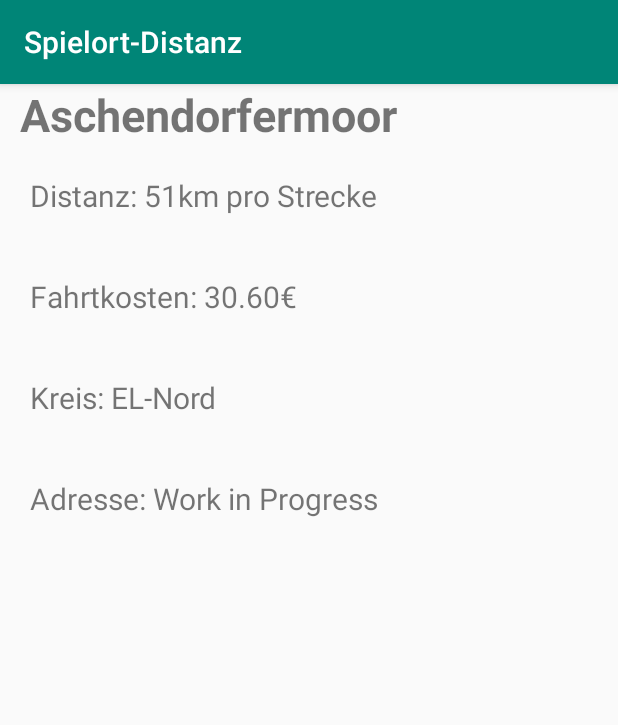
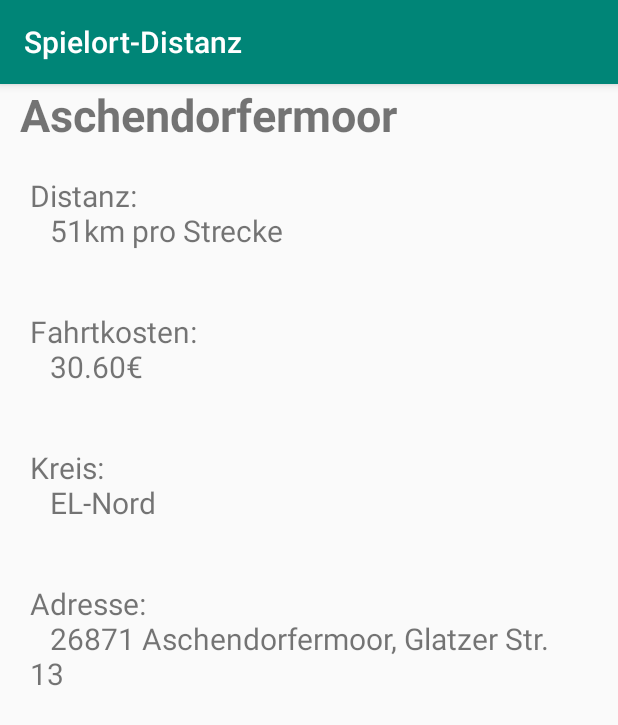
Before and after one commit to Fasde/DistanceApp, an Android app: the screen it shows after launch (SpielortDetailActivity), after a tap on "Aschendorfermoor", on a phone screen of 412 x 824 dp. Shown: the top 725 px of the screen. Run offline under Robolectric (Android 15) with nearby library versions, the phone set to English and light mode, and no system bars.

Commit message:
DistanceApp v1.6 Added Adresse to Spielort, also added it to DetailView

```diff
--- a/app/src/main/java/fasde/android/distanceapp/Spielort.java
+++ b/app/src/main/java/fasde/android/distanceapp/Spielort.java
@@ -11,12 +11,21 @@ public class Spielort {
     private int distanz;
     private BigDecimal kosten;
     private Kreis kreis;
+    private String adresse;
 
     public Spielort(String spielort, int distanz, Kreis kreis) {
         this.spielort = spielort;
         this.distanz = distanz;
         this.kosten = new BigDecimal(distanz * 0.30 * 2).setScale(2, RoundingMode.HALF_DOWN);
         this.kreis = kreis;
+    }
+
+    public Spielort(String spielort, int distanz, Kreis kreis, String adresse) {
+        this.spielort = spielort;
+        this.distanz = distanz;
+        this.kosten = new BigDecimal(distanz * 0.30 * 2).setScale(2, RoundingMode.HALF_DOWN);
+        this.kreis = kreis;
+        this.adresse = adresse;
     }
 
     public String getSpielort() {
@@ -35,6 +44,10 @@ public class Spielort {
         return kreis;
     }
 
+    public String getAdresse() {
+        return adresse;
+    }
+
     public static List<Spielort> gottaListEmAll() {
         List<Spielort> allPlaces = new ArrayList<>();
         allPlaces.addAll(emslandNord());
@@ -49,129 +62,129 @@ public class Spielort {
 
     public static List<Spielort> emslandNord() {
         List<Spielort> emslandNord = new ArrayList<>();
-        emslandNord.add(new Spielort("Ahlen-Steinbild", 33, Kreis.EL_NORD));
-        emslandNord.add(new Spielort("Aschendorf", 47, Kreis.EL_NORD));
-        emslandNord.add(new Spielort("Aschendorfermoor", 51, Kreis.EL_NORD));
-        emslandNord.add(new Spielort("Bockholte", 47, Kreis.EL_NORD));
-        emslandNord.add(new Spielort("Bockhorst", 57, Kreis.EL_NORD));
-        emslandNord.add(new Spielort("Breddenberg", 49, Kreis.EL_NORD));
-        emslandNord.add(new Spielort("Brual", 48, Kreis.EL_NORD));
-        emslandNord.add(new Spielort("Börger", 41, Kreis.EL_NORD));
-        emslandNord.add(new Spielort("Dersum", 33, Kreis.EL_NORD));
-        emslandNord.add(new Spielort("Dörpen", 34, Kreis.EL_NORD));
-        emslandNord.add(new Spielort("Eisten-Hüven", 42, Kreis.EL_NORD));
-        emslandNord.add(new Spielort("Esterwegen", 60, Kreis.EL_NORD));
-        emslandNord.add(new Spielort("Fresenburg", 29, Kreis.EL_NORD));
-        emslandNord.add(new Spielort("Heede", 36, Kreis.EL_NORD));
-        emslandNord.add(new Spielort("Herbrum", 51, Kreis.EL_NORD));
-        emslandNord.add(new Spielort("Hilkenbrook", 65, Kreis.EL_NORD));
-        emslandNord.add(new Spielort("Lahn", 44, Kreis.EL_NORD));
-        emslandNord.add(new Spielort("Langen (Lathen)", 25, Kreis.EL_NORD));
-        emslandNord.add(new Spielort("Lathen", 27, Kreis.EL_NORD));
-        emslandNord.add(new Spielort("Lathen-Wahn", 24, Kreis.EL_NORD));
-        emslandNord.add(new Spielort("Lehe", 37, Kreis.EL_NORD));
-        emslandNord.add(new Spielort("Lorup", 49, Kreis.EL_NORD));
-        emslandNord.add(new Spielort("Neubörger", 38, Kreis.EL_NORD));
-        emslandNord.add(new Spielort("Neulangen", 19, Kreis.EL_NORD));
-        emslandNord.add(new Spielort("Neulehe", 42, Kreis.EL_NORD));
-        emslandNord.add(new Spielort("Neurhede", 47, Kreis.EL_NORD));
-        emslandNord.add(new Spielort("Ostenwalde", 41, Kreis.EL_NORD));
-        emslandNord.add(new Spielort("Papenburg", 58, Kreis.EL_NORD));
-        emslandNord.add(new Spielort("Rastdorf", 51, Kreis.EL_NORD));
-        emslandNord.add(new Spielort("Renkenberge", 31, Kreis.EL_NORD));
-        emslandNord.add(new Spielort("Rhede", 44, Kreis.EL_NORD));
-        emslandNord.add(new Spielort("Spahnharrenstätte", 42, Kreis.EL_NORD));
-        emslandNord.add(new Spielort("Surwold", 49, Kreis.EL_NORD));
-        emslandNord.add(new Spielort("Sögel", 36, Kreis.EL_NORD));
-        emslandNord.add(new Spielort("Vrees", 56, Kreis.EL_NORD));
-        emslandNord.add(new Spielort("Walchum-Hasselbrock", 29, Kreis.EL_NORD));
-        emslandNord.add(new Spielort("Wehm", 48, Kreis.EL_NORD));
-        emslandNord.add(new Spielort("Werlte", 47, Kreis.EL_NORD));
-        emslandNord.add(new Spielort("Werpeloh", 37, Kreis.EL_NORD));
-        emslandNord.add(new Spielort("Wieste", 49, Kreis.EL_NORD));
-        emslandNord.add(new Spielort("Wippingen", 32, Kreis.EL_NORD));
+        emslandNord.add(new Spielort("Ahlen-Steinbild", 33, Kreis.EL_NORD, "26892 Kluse, Ahornstraße 13"));
+        emslandNord.add(new Spielort("Aschendorf", 47, Kreis.EL_NORD, "26871 Papenburg Emdener Str. 36"));
+        emslandNord.add(new Spielort("Aschendorfermoor", 51, Kreis.EL_NORD, "26871 Aschendorfermoor, Glatzer Str. 13"));
+        emslandNord.add(new Spielort("Bockholte", 47, Kreis.EL_NORD, "49757 Werlte, Westerkamp 16"));
+        emslandNord.add(new Spielort("Bockhorst", 57, Kreis.EL_NORD, "26897 Bockhorst, Am Sportplatz 22"));
+        emslandNord.add(new Spielort("Breddenberg", 49, Kreis.EL_NORD, "26897 Breddenberg, Wachtelweg 23"));
+        emslandNord.add(new Spielort("Brual", 48, Kreis.EL_NORD, "26899 Rhede, Deichstraße 1"));
+        emslandNord.add(new Spielort("Börger", 41, Kreis.EL_NORD, "26904 Börger, Waldstraße 58"));
+        emslandNord.add(new Spielort("Dersum", 33, Kreis.EL_NORD, "26906 Dersum, Dorfstraße 38"));
+        emslandNord.add(new Spielort("Dörpen", 34, Kreis.EL_NORD, "26892 Dorpen, Am Sportpark 14"));
+        emslandNord.add(new Spielort("Eisten-Hüven", 42, Kreis.EL_NORD, "49751 Hüven, Zum Kienmoor"));
+        emslandNord.add(new Spielort("Esterwegen", 60, Kreis.EL_NORD, "26897 Esterwegen, Am Sportpark 1"));
+        emslandNord.add(new Spielort("Fresenburg", 29, Kreis.EL_NORD, "49762 Fresenburg, Juister Weg 4"));
+        emslandNord.add(new Spielort("Heede", 36, Kreis.EL_NORD, "26892 Heede, Kirchstr. 22"));
+        emslandNord.add(new Spielort("Herbrum", 51, Kreis.EL_NORD, "26871 Papenburg, Herzogstraße"));
+        emslandNord.add(new Spielort("Hilkenbrook", 65, Kreis.EL_NORD, "26897 Hilkenbrook, Esterweger Weg 9"));
+        emslandNord.add(new Spielort("Lahn", 44, Kreis.EL_NORD, "49757 Lahn, Rosenstraße 5"));
+        emslandNord.add(new Spielort("Langen (Lathen)", 25, Kreis.EL_NORD, "49779 Niederlangen, Schulstraße 13"));
+        emslandNord.add(new Spielort("Lathen", 27, Kreis.EL_NORD, "49762 Lathen, Meppener Str. 25"));
+        emslandNord.add(new Spielort("Lathen-Wahn", 24, Kreis.EL_NORD, "49762 Lathen, Ahornstraße"));
+        emslandNord.add(new Spielort("Lehe", 37, Kreis.EL_NORD, "26892 Lehe, Neuleherstr."));
+        emslandNord.add(new Spielort("Lorup", 49, Kreis.EL_NORD, "26901 Lorup, Breddenberger Str. 18"));
+        emslandNord.add(new Spielort("Neubörger", 38, Kreis.EL_NORD, "26909 Neubörger, Deverweg 4"));
+        emslandNord.add(new Spielort("Neulangen", 19, Kreis.EL_NORD, "49779 Niederlangen, Kastanienstraße 2"));
+        emslandNord.add(new Spielort("Neulehe", 42, Kreis.EL_NORD, "26909 Neulehe, Waldstraße 3"));
+        emslandNord.add(new Spielort("Ostenwalde", 41, Kreis.EL_NORD, "49757 Werlte, Dorfanger 16"));
+        emslandNord.add(new Spielort("Papenburg (Eintracht)", 58, Kreis.EL_NORD, "26871 Papenburg, Splitting links 198"));
+        emslandNord.add(new Spielort("Papenburg (Germania)", 58, Kreis.EL_NORD, "26871 Papenburg, Kleiststr. 14"));
+        emslandNord.add(new Spielort("Papenburg (BW 94)", 58, Kreis.EL_NORD, "26871 Papenburg, Hans-Nolte-Str. 1"));
+        emslandNord.add(new Spielort("Rastdorf", 51, Kreis.EL_NORD, "26901 Rastdorf, Am Sportplatz"));
+        emslandNord.add(new Spielort("Renkenberge", 31, Kreis.EL_NORD, "49762 Renkenberge, Wahner Str."));
+        emslandNord.add(new Spielort("Rhede", 44, Kreis.EL_NORD, "26899 Rhede, Kold'n Hauk"));
+        emslandNord.add(new Spielort("Spahnharrenstätte", 42, Kreis.EL_NORD, "49751 Spahnharrenstätte, Am Sportplatz"));
+        emslandNord.add(new Spielort("Surwold", 49, Kreis.EL_NORD, "26903 Surwold, Lindenstraße 15"));
+        emslandNord.add(new Spielort("Sögel", 36, Kreis.EL_NORD, "49751 Sögel, Loruper Weg 9"));
+        emslandNord.add(new Spielort("Vrees", 56, Kreis.EL_NORD, "49757 Vrees, Herzog-Arenberg-Str. 24"));
+        emslandNord.add(new Spielort("Walchum-Hasselbrock", 29, Kreis.EL_NORD, "26907 Walchum, Im Tannensand 4"));
+        emslandNord.add(new Spielort("Wehm", 48, Kreis.EL_NORD, "49757 Werlte, Am Schützenplatz 2"));
+        emslandNord.add(new Spielort("Werlte", 47, Kreis.EL_NORD, "49757 Werlte, Sögeler Str. 3"));
+        emslandNord.add(new Spielort("Werpeloh", 37, Kreis.EL_NORD, "49751 Werpeloh, Wippinger Str. 20"));
+        emslandNord.add(new Spielort("Wippingen", 32, Kreis.EL_NORD, "26892 Wippingen, Am Sportplatz"));
         return emslandNord;
     }
 
     public static List<Spielort> emslandMitte() {
         List<Spielort> emslandMitte = new ArrayList<>();
-        emslandMitte.add(new Spielort("Adorf", 26, Kreis.EL_MITTE));
-        emslandMitte.add(new Spielort("Ahmsen", 42, Kreis.EL_MITTE));
-        emslandMitte.add(new Spielort("Apeldorn", 21, Kreis.EL_MITTE));
-        emslandMitte.add(new Spielort("Berßen", 26, Kreis.EL_MITTE));
-        emslandMitte.add(new Spielort("Bokeloh", 15, Kreis.EL_MITTE));
-        emslandMitte.add(new Spielort("CCI (Emslage)", 7, Kreis.EL_MITTE));
-        emslandMitte.add(new Spielort("Dalum", 19, Kreis.EL_MITTE));
-        emslandMitte.add(new Spielort("Dohren", 36, Kreis.EL_MITTE));
-        emslandMitte.add(new Spielort("Eltern", 30, Kreis.EL_MITTE));
-        emslandMitte.add(new Spielort("Emmeln", 11, Kreis.EL_MITTE));
-        emslandMitte.add(new Spielort("Erika-Altenberge", 15, Kreis.EL_MITTE));
-        emslandMitte.add(new Spielort("Fehndorf", 11, Kreis.EL_MITTE));
-        emslandMitte.add(new Spielort("Flechum", 34, Kreis.EL_MITTE));
-        emslandMitte.add(new Spielort("Fullen", 6, Kreis.EL_MITTE));
-        emslandMitte.add(new Spielort("Geeste", 21, Kreis.EL_MITTE));
-        emslandMitte.add(new Spielort("Groß Hesepe", 15, Kreis.EL_MITTE));
-        emslandMitte.add(new Spielort("Haren", 8, Kreis.EL_MITTE));
-        emslandMitte.add(new Spielort("Haselünne", 30, Kreis.EL_MITTE));
-        emslandMitte.add(new Spielort("Hebelermeer", 11, Kreis.EL_MITTE));
-        emslandMitte.add(new Spielort("Hemsen", 9, Kreis.EL_MITTE));
-        emslandMitte.add(new Spielort("Herssum", 43, Kreis.EL_MITTE));
-        emslandMitte.add(new Spielort("Herzlake", 38, Kreis.EL_MITTE));
-        emslandMitte.add(new Spielort("Holte", 41, Kreis.EL_MITTE));
-        emslandMitte.add(new Spielort("Hülsen-Westerloh", 29, Kreis.EL_MITTE));
-        emslandMitte.add(new Spielort("Lähden", 38, Kreis.EL_MITTE));
-        emslandMitte.add(new Spielort("Landegge", 11, Kreis.EL_MITTE));
-        emslandMitte.add(new Spielort("Lehrte", 22, Kreis.EL_MITTE));
-        emslandMitte.add(new Spielort("Meppen (SV)", 13, Kreis.EL_MITTE));
-        emslandMitte.add(new Spielort("Meppen (Union)", 6, Kreis.EL_MITTE));
-        emslandMitte.add(new Spielort("Neuringe", 24, Kreis.EL_MITTE));
-        emslandMitte.add(new Spielort("Osterbrock", 24, Kreis.EL_MITTE));
-        emslandMitte.add(new Spielort("Polle", 30, Kreis.EL_MITTE));
-        emslandMitte.add(new Spielort("Rütenbrock", 20, Kreis.EL_MITTE));
-        emslandMitte.add(new Spielort("Schleper", 25, Kreis.EL_MITTE));
-        emslandMitte.add(new Spielort("Schwefingen", 15, Kreis.EL_MITTE));
-        emslandMitte.add(new Spielort("Schöningsdorf", 11, Kreis.EL_MITTE));
-        emslandMitte.add(new Spielort("Stavern", 30, Kreis.EL_MITTE));
-        emslandMitte.add(new Spielort("Teglingen", 14, Kreis.EL_MITTE));
-        emslandMitte.add(new Spielort("Tinnen", 14, Kreis.EL_MITTE));
-        emslandMitte.add(new Spielort("Twist (Germania)", 23, Kreis.EL_MITTE));
-        emslandMitte.add(new Spielort("Twist (Grenzland)", 26, Kreis.EL_MITTE));
-        emslandMitte.add(new Spielort("Versen (JVA)", 4, Kreis.EL_MITTE));
-        emslandMitte.add(new Spielort("Wesuwe", 2, Kreis.EL_MITTE));
+        emslandMitte.add(new Spielort("Adorf", 26, Kreis.EL_MITTE, "49767 Twist, Am Fuchsbau 7"));
+        emslandMitte.add(new Spielort("Ahmsen", 42, Kreis.EL_MITTE, "49774 Lähnden, Am Sportplatz 26"));
+        emslandMitte.add(new Spielort("Apeldorn", 21, Kreis.EL_MITTE, "49716 Meppen, Am Sportplatz"));
+        emslandMitte.add(new Spielort("Berßen", 26, Kreis.EL_MITTE, "49774 Klein Berßen, Schützenstraße 10"));
+        emslandMitte.add(new Spielort("Bokeloh", 15, Kreis.EL_MITTE, "491716 Meppen, Kiefernstr. 8"));
+        emslandMitte.add(new Spielort("CCI (Emslage)", 7, Kreis.EL_MITTE, "49716 Meppen, Lohberg 10"));
+        emslandMitte.add(new Spielort("Dalum", 19, Kreis.EL_MITTE, "49744 Geeste, Zum Sportzentrum"));
+        emslandMitte.add(new Spielort("Dohren", 36, Kreis.EL_MITTE, "49770 Dohren, Am Sportplatz 3"));
+        emslandMitte.add(new Spielort("Eltern", 30, Kreis.EL_MITTE, "49740 Haselünne, Georg-Bernd-Straße 30"));
+        emslandMitte.add(new Spielort("Emmeln", 11, Kreis.EL_MITTE, "49733 Haren (Ems), Hanfeldstraße 6"));
+        emslandMitte.add(new Spielort("Erika-Altenberge", 15, Kreis.EL_MITTE, "49733 Haren (Ems), An der Koppel 1"));
+        emslandMitte.add(new Spielort("Fehndorf", 11, Kreis.EL_MITTE, "49733 Haren (Ems), Handwerkerstr."));
+        emslandMitte.add(new Spielort("Flechum", 34, Kreis.EL_MITTE, "49740 Haselünne, Am Sandpool"));
+        emslandMitte.add(new Spielort("Fullen", 6, Kreis.EL_MITTE, "49716 Meppen, Heidkampstr. 2"));
+        emslandMitte.add(new Spielort("Geeste", 21, Kreis.EL_MITTE, "49744 Geeste, Gusbergstr. 27"));
+        emslandMitte.add(new Spielort("Groß Hesepe", 15, Kreis.EL_MITTE, "49744 Geeste, Ludgeristr."));
+        emslandMitte.add(new Spielort("Haren", 8, Kreis.EL_MITTE, "49733 Haren (Ems), Parkweg 3"));
+        emslandMitte.add(new Spielort("Haselünne", 30, Kreis.EL_MITTE, "49734 Haselünne, Lingener Str. 29"));
+        emslandMitte.add(new Spielort("Hebelermeer", 11, Kreis.EL_MITTE, "49767 Twist, Hebelermeer 8"));
+        emslandMitte.add(new Spielort("Hemsen", 9, Kreis.EL_MITTE, "49716 Meppen, Kreuzweg"));
+        emslandMitte.add(new Spielort("Herssum", 43, Kreis.EL_MITTE, "49774 Lähden, Zum Sportplatz"));
+        emslandMitte.add(new Spielort("Herzlake", 38, Kreis.EL_MITTE, "49770 Herzlake, Im Mersch"));
+        emslandMitte.add(new Spielort("Holte", 41, Kreis.EL_MITTE, "49774 Lähden, Clemenskoppel 5"));
+        emslandMitte.add(new Spielort("Hülsen-Westerloh", 29, Kreis.EL_MITTE, "49740 Haselünne, Am Sportplatz 2"));
+        emslandMitte.add(new Spielort("Lähden", 38, Kreis.EL_MITTE, "49774 Lähden, Jahnstraße 21"));
+        emslandMitte.add(new Spielort("Landegge", 11, Kreis.EL_MITTE, "49733 Haren (Ems), Landegge-Dorf"));
+        emslandMitte.add(new Spielort("Lehrte", 22, Kreis.EL_MITTE, "49740 Haselünne, Schulstraße 13"));
+        emslandMitte.add(new Spielort("Meppen (SV)", 13, Kreis.EL_MITTE, "49716 Meppen, Lathener Str."));
+        emslandMitte.add(new Spielort("Meppen (Union)", 6, Kreis.EL_MITTE, "49716 Meppen, Versener Str. 69"));
+        emslandMitte.add(new Spielort("Neuringe", 24, Kreis.EL_MITTE, "49767 Twist, Neuringe"));
+        emslandMitte.add(new Spielort("Osterbrock", 24, Kreis.EL_MITTE, "49744 Geeste, Rosenstraße 9"));
+        emslandMitte.add(new Spielort("Polle", 30, Kreis.EL_MITTE, "49740 Haselünne, Schützenstr."));
+        emslandMitte.add(new Spielort("Rütenbrock", 20, Kreis.EL_MITTE, "49733 Haren (Ems), An der Mühle 12"));
+        emslandMitte.add(new Spielort("Schleper", 25, Kreis.EL_MITTE, "49740 Haselünne, Neuer Kamp"));
+        emslandMitte.add(new Spielort("Schwefingen", 15, Kreis.EL_MITTE, "49716 Meppen, Landwehr 112"));
+        emslandMitte.add(new Spielort("Schöningsdorf", 11, Kreis.EL_MITTE, "49767 Twist, Bürgermeister-Brüning-Str."));
+        emslandMitte.add(new Spielort("Stavern", 30, Kreis.EL_MITTE, "49777 Stavern, Am Neuen Grund 11"));
+        emslandMitte.add(new Spielort("Teglingen", 14, Kreis.EL_MITTE, "49716 Meppen, Amselweg 12"));
+        emslandMitte.add(new Spielort("Tinnen", 14, Kreis.EL_MITTE, "49733 Haren (Ems), Lohhang 6"));
+        emslandMitte.add(new Spielort("Twist (Germania)", 23, Kreis.EL_MITTE, "49767 Twist, Hesper Str. 15"));
+        emslandMitte.add(new Spielort("Twist (Grenzland)", 26, Kreis.EL_MITTE, "49767 Twist, Am Brook 30"));
+        emslandMitte.add(new Spielort("Versen (JVA)", 4, Kreis.EL_MITTE, "49716 Meppen, Grünfeldstr. 1"));
+        emslandMitte.add(new Spielort("Wesuwe", 2, Kreis.EL_MITTE, "49733 Haren (Ems), Am Sportplatz"));
         return emslandMitte;
     }
 
     public static List<Spielort> emslandSued() {
         List<Spielort> emsLandSued = new ArrayList<>();
-        emsLandSued.add(new Spielort("Altenlingen", 30, Kreis.EL_SUED));
-        emsLandSued.add(new Spielort("Andervenne", 50, Kreis.EL_SUED));
-        emsLandSued.add(new Spielort("Baccum", 36, Kreis.EL_SUED));
-        emsLandSued.add(new Spielort("Bawinkel", 31, Kreis.EL_SUED));
-        emsLandSued.add(new Spielort("Beesten", 48, Kreis.EL_SUED));
-        emsLandSued.add(new Spielort("Bramhar", 24, Kreis.EL_SUED));
-        emsLandSued.add(new Spielort("Bramsche", 41, Kreis.EL_SUED));
-        emsLandSued.add(new Spielort("Brögbern", 31, Kreis.EL_SUED));
-        emsLandSued.add(new Spielort("Clusorth", 28, Kreis.EL_SUED));
-        emsLandSued.add(new Spielort("Darme", 37, Kreis.EL_SUED));
-        emsLandSued.add(new Spielort("Emsbüren", 58, Kreis.EL_SUED));
-        emsLandSued.add(new Spielort("Freren", 47, Kreis.EL_SUED));
-        emsLandSued.add(new Spielort("Gersten", 34, Kreis.EL_SUED));
-        emsLandSued.add(new Spielort("Holthausen-Biene", 24, Kreis.EL_SUED));
-        emsLandSued.add(new Spielort("Langen (Lengerich)", 36, Kreis.EL_SUED));
-        emsLandSued.add(new Spielort("Laxten", 24, Kreis.EL_SUED));
-        emsLandSued.add(new Spielort("Lengerich-Handrup", 40, Kreis.EL_SUED));
-        emsLandSued.add(new Spielort("Leschede", 52, Kreis.EL_SUED));
-        emsLandSued.add(new Spielort("Lingen", 30, Kreis.EL_SUED));
-        emsLandSued.add(new Spielort("Listrup", 58, Kreis.EL_SUED));
-        emsLandSued.add(new Spielort("Lünne", 46, Kreis.EL_SUED));
-        emsLandSued.add(new Spielort("Messingen", 43, Kreis.EL_SUED));
-        emsLandSued.add(new Spielort("Salzbergen", 62, Kreis.EL_SUED));
-        emsLandSued.add(new Spielort("Schapen", 53, Kreis.EL_SUED));
-        emsLandSued.add(new Spielort("Schepsdorf", 39, Kreis.EL_SUED));
-        emsLandSued.add(new Spielort("Spelle-Venahus", 55, Kreis.EL_SUED));
-        emsLandSued.add(new Spielort("Thuine", 42, Kreis.EL_SUED));
-        emsLandSued.add(new Spielort("Varenrode", 50, Kreis.EL_SUED));
-        emsLandSued.add(new Spielort("Wettrup", 39, Kreis.EL_SUED));
+        emsLandSued.add(new Spielort("Altenlingen", 30, Kreis.EL_SUED, "49808 Lingen, Wallkamp 11"));
+        emsLandSued.add(new Spielort("Andervenne", 50, Kreis.EL_SUED, "49832 Andervenne, Schulstraße 6"));
+        emsLandSued.add(new Spielort("Baccum", 36, Kreis.EL_SUED, "49811 Lingen, Alte Dorfstr. 26"));
+        emsLandSued.add(new Spielort("Bawinkel", 31, Kreis.EL_SUED, "49844 Bawinkel, Am Sportplatz 2"));
+        emsLandSued.add(new Spielort("Beesten", 48, Kreis.EL_SUED, "49832 Beesten, Stadionstraße"));
+        emsLandSued.add(new Spielort("Bramhar", 24, Kreis.EL_SUED, "49744 Geeste, Dorfstraße 8"));
+        emsLandSued.add(new Spielort("Bramsche", 41, Kreis.EL_SUED, "49811 Lingen, Bramscher Str. 12"));
+        emsLandSued.add(new Spielort("Brögbern", 31, Kreis.EL_SUED, "49811 Lingen, Jasminstr. 13"));
+        emsLandSued.add(new Spielort("Clusorth", 28, Kreis.EL_SUED, "49811 Lingen, Bawinkeler Str. 1"));
+        emsLandSued.add(new Spielort("Darme", 37, Kreis.EL_SUED, "48909 Lingen, Schubertstr. 2"));
+        emsLandSued.add(new Spielort("Emsbüren", 58, Kreis.EL_SUED, "48488 Emsbüren, Hanwische Str. 12"));
+        emsLandSued.add(new Spielort("Freren", 47, Kreis.EL_SUED, "49832 Freren, Zu den Hünensteinen 13"));
+        emsLandSued.add(new Spielort("Gersten", 34, Kreis.EL_SUED, "49838 Gersten, Bregenbecker Str. 7"));
+        emsLandSued.add(new Spielort("Holthausen-Biene", 24, Kreis.EL_SUED, "49808 Geeste, Zum Biener Busch"));
+        emsLandSued.add(new Spielort("Langen (Lengerich)", 36, Kreis.EL_SUED, "49838 Langen, Bawinkeler Str. 4"));
+        emsLandSued.add(new Spielort("Laxten", 24, Kreis.EL_SUED, "49809 Lingen, Diekstr. 1"));
+        emsLandSued.add(new Spielort("Lengerich-Handrup", 40, Kreis.EL_SUED, "49838 Lengerich, Schulstr. 21"));
+        emsLandSued.add(new Spielort("Leschede", 52, Kreis.EL_SUED, "48488 Emsbüren, Narzissenstraße 25"));
+        emsLandSued.add(new Spielort("Lingen (VfB)", 30, Kreis.EL_SUED, "49809 Lingen, Haselünner Str. 150"));
+        emsLandSued.add(new Spielort("Listrup", 58, Kreis.EL_SUED, "48488 Emsbüren, Zum Sportplatz 1"));
+        emsLandSued.add(new Spielort("Lünne", 46, Kreis.EL_SUED, "48480 Lünne, Am Sportplatz"));
+        emsLandSued.add(new Spielort("Messingen", 43, Kreis.EL_SUED, "49832 Messingen, Baccumer Weg 6"));
+        emsLandSued.add(new Spielort("Salzbergen", 62, Kreis.EL_SUED, "48499 Salzbergen, Ahlder Damm 16"));
+        emsLandSued.add(new Spielort("Schapen", 53, Kreis.EL_SUED, "48480 Schapen, Hörstraße 4"));
+        emsLandSued.add(new Spielort("Schepsdorf", 39, Kreis.EL_SUED, "49808 Lingen, Nordlohner Str. 38"));
+        emsLandSued.add(new Spielort("Spelle-Venahus", 55, Kreis.EL_SUED, "48480 Spelle, Venhauser Str."));
+        emsLandSued.add(new Spielort("Thuine", 42, Kreis.EL_SUED, "49832 Thuine, Hubert-Klockenbusch-Str. 1"));
+        emsLandSued.add(new Spielort("Varenrode", 50, Kreis.EL_SUED, "48480 Spelle, Bönnestr. 12"));
+        emsLandSued.add(new Spielort("Wettrup", 39, Kreis.EL_SUED, "49838 Wettrup, Luisenweg 10"));
         return emsLandSued;
     }
 
@@ -193,7 +206,7 @@ public class Spielort {
         grafschaft.add(new Spielort("Haftenkamp", 50, Kreis.GRAFSCHAFT));
         grafschaft.add(new Spielort("Brandlecht-Hestrup", 63, Kreis.GRAFSCHAFT));
         grafschaft.add(new Spielort("Quendorf", 63, Kreis.GRAFSCHAFT));
-        grafschaft.add(new Spielort("Esche",41, Kreis.GRAFSCHAFT));
+        grafschaft.add(new Spielort("Esche", 41, Kreis.GRAFSCHAFT));
         grafschaft.add(new Spielort("Laarwald", 48, Kreis.GRAFSCHAFT));
         grafschaft.add(new Spielort("Hoogstede", 35, Kreis.GRAFSCHAFT));
         grafschaft.add(new Spielort("Klausheide", 40, Kreis.GRAFSCHAFT));
@@ -229,7 +242,7 @@ public class Spielort {
         return this.getSpielort() + "\n" + this.getKreis().getName() + "\t\t--\t\t" + this.getDistanz() + "km" + "\t\t--\t\t" + this.getKosten() + "€";
     }
 
-    public String[] toStringArray(){
-        return new String[]{this.getSpielort(), Integer.toString(this.getDistanz()), this.kosten.toString(), this.getKreis().getName()};
+    public String[] toStringArray() {
+        return new String[]{this.getSpielort(), Integer.toString(this.getDistanz()), this.kosten.toString(), this.getKreis().getName(), this.getAdresse()};
     }
 }
--- a/app/src/main/java/fasde/android/distanceapp/SpielortDetailActivity.java
+++ b/app/src/main/java/fasde/android/distanceapp/SpielortDetailActivity.java
@@ -25,10 +25,10 @@ public class SpielortDetailActivity extends AppCompatActivity {
         Intent intent = getIntent();
         spielortA = intent.getStringArrayExtra("spielort");
 
-        ort.setText("\t" +spielortA[0]);
-        distanz.setText("Distanz: " + spielortA[1] + "km pro Strecke");
-        kosten.setText("Fahrtkosten: " + spielortA[2] + "€");
-        kreis.setText("Kreis: " + spielortA[3]);
-        adresse.setText("Adresse: Work in Progress");
+        ort.setText("\t" + spielortA[0]);
+        distanz.setText("Distanz: \n\t" + spielortA[1] + "km pro Strecke");
+        kosten.setText("Fahrtkosten: \n\t" + spielortA[2] + "€");
+        kreis.setText("Kreis: \n\t" + spielortA[3]);
+        adresse.setText("Adresse: \n\t" + spielortA[4]);
     }
 }
```
